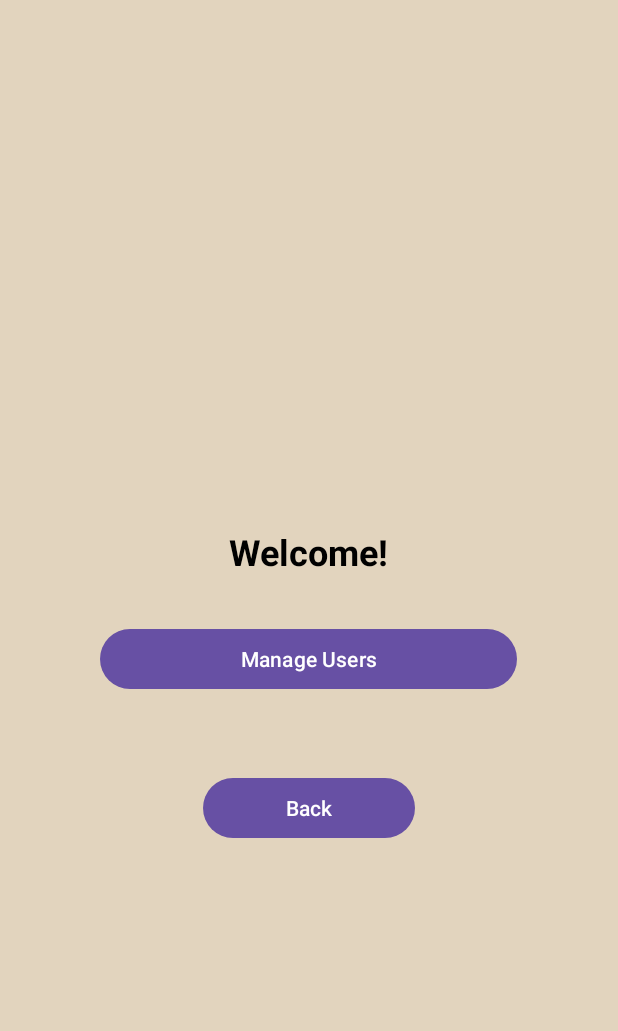
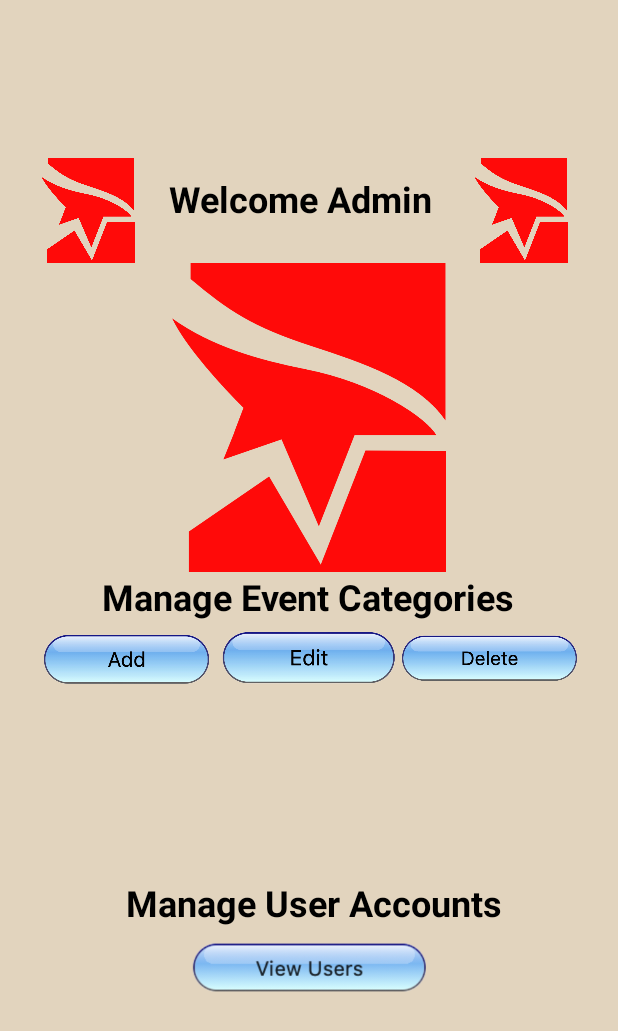
Before and after one commit to AdamRos3/LocalLoop_SEG2105, an Android app: the layout activity_welcome_admin.xml on its own in the app's theme, with its tools: preview values and no code run, on a phone screen of 412 x 824 dp. Shown: the top 1031 px of the screen. Run offline under Robolectric (Android 15) with nearby library versions, the phone set to English and light mode, and no system bars.

```diff
--- a/app/src/main/java/com/example/localloop/WelcomeAdmin.java
+++ b/app/src/main/java/com/example/localloop/WelcomeAdmin.java
@@ -33,7 +33,7 @@ public class WelcomeAdmin extends AppCompatActivity {
         String username = user.getUsername();
 
         // Set welcome message
-        TextView welcomeMessage = findViewById(R.id.welcome_message);
+        TextView welcomeMessage = findViewById(R.id.ManageEventCategories2);
         String message = "Welcome " + username + "! You are logged in as admin";
         welcomeMessage.setText(message);
     }
--- a/app/src/main/java/com/example/localloop/WelcomeOrganizer.java
+++ b/app/src/main/java/com/example/localloop/WelcomeOrganizer.java
@@ -32,7 +32,7 @@ public class WelcomeOrganizer extends AppCompatActivity {
         String username = user.getUsername();
 
         // Set welcome message
-        TextView welcomeMessage = findViewById(R.id.welcome_message);
+        TextView welcomeMessage = findViewById(R.id.ManageEventCategories2);
         String message = "Welcome " + username + "! You are logged in as organizer.";
         welcomeMessage.setText(message);
     }
--- a/app/src/main/java/com/example/localloop/WelcomeParticipant.java
+++ b/app/src/main/java/com/example/localloop/WelcomeParticipant.java
@@ -32,7 +32,7 @@ public class WelcomeParticipant extends AppCompatActivity {
         String username = user.getUsername();
 
         // Set welcome message
-        TextView welcomeMessage = findViewById(R.id.welcome_message);
+        TextView welcomeMessage = findViewById(R.id.ManageEventCategories2);
         String message = "Welcome " + username + "! You are logged in as participant.";
         welcomeMessage.setText(message);
     }
--- a/app/src/main/res/layout/activity_welcome_admin.xml
+++ b/app/src/main/res/layout/activity_welcome_admin.xml
@@ -1,6 +1,7 @@
 <?xml version="1.0" encoding="utf-8"?>
 <LinearLayout
     xmlns:android="http://schemas.android.com/apk/res/android"
+    xmlns:app="http://schemas.android.com/apk/res-auto"
     android:id="@+id/returnToLogin"
     android:layout_width="match_parent"
     android:layout_height="match_parent"
@@ -9,39 +10,106 @@
     android:padding="24dp"
     android:background="#5CAF954C">
 
-    <Space
+    <LinearLayout
         android:layout_width="match_parent"
-        android:layout_height="90dp" />
+        android:layout_height="70dp"
+        android:orientation="horizontal">
+
+        <ImageView
+            android:id="@+id/imageView5"
+            android:layout_width="34dp"
+            android:layout_height="wrap_content"
+            android:layout_weight="1"
+            app:srcCompat="@drawable/MirrorsEdgeLogoTransparent2" />
+
+        <TextView
+            android:id="@+id/TextView3"
+            android:layout_width="213dp"
+            android:layout_height="48dp"
+            android:layout_gravity="center"
+            android:text="Welcome Admin"
+            android:textAlignment="center"
+            android:textColor="#000000"
+            android:textSize="24sp"
+            android:textStyle="bold" />
+
+        <ImageView
+            android:id="@+id/imageView4"
+            android:layout_width="46dp"
+            android:layout_height="wrap_content"
+            android:layout_weight="1"
+            app:srcCompat="@drawable/MirrorsEdgeLogoTransparent2" />
+    </LinearLayout>
+
+    <ImageView
+        android:id="@+id/imageView2"
+        android:layout_width="match_parent"
+        android:layout_height="206dp"
+        app:srcCompat="@drawable/MirrorsEdgeLogoTransparent2" />
 
     <TextView
-        android:id="@+id/welcome_message"
+        android:id="@+id/ManageEventCategories2"
         android:layout_width="wrap_content"
         android:layout_height="wrap_content"
-        android:text="Welcome!"
+        android:text="Manage Event Categories"
+        android:textColor="#000000"
         android:textSize="24sp"
-        android:textStyle="bold"
-        android:textColor="#000000" />
+        android:textStyle="bold" />
 
-    <Space
+    <LinearLayout
+        android:layout_width="366dp"
+        android:layout_height="50dp"
+        android:orientation="horizontal">
+
+        <ImageView
+            android:id="@+id/imageView3"
+            android:layout_width="wrap_content"
+            android:layout_height="wrap_content"
+            android:layout_weight="1"
+            app:srcCompat="@drawable/AquaBlueAddTransparent" />
+
+        <ImageView
+            android:id="@+id/imageView7"
+            android:layout_width="wrap_content"
+            android:layout_height="wrap_content"
+            android:layout_weight="1"
+            app:srcCompat="@drawable/AquaBlueEditTransparent" />
+
+        <ImageView
+            android:id="@+id/imageView6"
+            android:layout_width="wrap_content"
+            android:layout_height="wrap_content"
+            android:layout_weight="1"
+            app:srcCompat="@drawable/AquaBlueDeleteTransparent" />
+
+    </LinearLayout>
+
+    <LinearLayout
+        android:layout_width="358dp"
+        android:layout_height="121dp"
+        android:orientation="horizontal"/>
+
+    <TextView
+        android:id="@+id/welcome_message2"
         android:layout_width="match_parent"
-        android:layout_height="31dp" />
+        android:layout_height="wrap_content"
+        android:text="          Manage User Accounts"
+        android:textColor="#000000"
+        android:textSize="24sp"
+        android:textStyle="bold" />
 
-    <Button
-        android:id="@+id/manageUsers_btn"
-        android:layout_width="278dp"
-        android:layout_height="wrap_content"
-        android:onClick="toManageUsers"
-        android:text="Manage Users" />
+    <LinearLayout
+        android:layout_width="match_parent"
+        android:layout_height="100dp"
+        android:orientation="horizontal">
 
-    <Space
-        android:layout_width="match_parent"
-        android:layout_height="51dp" />
+        <ImageView
+            android:id="@+id/imageView8"
+            android:layout_width="wrap_content"
+            android:layout_height="54dp"
+            android:layout_weight="1"
+            app:srcCompat="@drawable/AquaBlueViewUsers" />
 
-    <Button
-        android:id="@+id/button"
-        android:layout_width="141dp"
-        android:layout_height="wrap_content"
-        android:onClick="ReturnToLogin"
-        android:text="Back" />
+    </LinearLayout>
 
 </LinearLayout>
--- a/app/src/main/res/layout/activity_welcome_organizer.xml
+++ b/app/src/main/res/layout/activity_welcome_organizer.xml
@@ -25,7 +25,7 @@
         android:layout_height="90dp" />
 
     <TextView
-        android:id="@+id/welcome_message"
+        android:id="@+id/ManageEventCategories2"
         android:layout_width="wrap_content"
         android:layout_height="wrap_content"
         android:text="Welcome!"
@@ -38,7 +38,7 @@
         android:layout_height="108dp" />
 
     <Button
-        android:id="@+id/button"
+        android:id="@+id/button1"
         android:layout_width="220dp"
         android:layout_height="wrap_content"
         android:onClick="ReturnToLogin"
--- a/app/src/main/res/layout/activity_welcome_participant.xml
+++ b/app/src/main/res/layout/activity_welcome_participant.xml
@@ -25,7 +25,7 @@
         android:layout_height="90dp" />
 
     <TextView
-        android:id="@+id/welcome_message"
+        android:id="@+id/ManageEventCategories2"
         android:layout_width="wrap_content"
         android:layout_height="wrap_content"
         android:text="Welcome!"
@@ -38,7 +38,7 @@
         android:layout_height="108dp" />
 
     <Button
-        android:id="@+id/button"
+        android:id="@+id/button1"
         android:layout_width="220dp"
         android:layout_height="wrap_content"
         android:onClick="ReturnToLogin"
```
Also changed, not shown: app/src/main/res/drawable/AquaBlueAddTransparent.png (added), app/src/main/res/drawable/AquaBlueDeleteTransparent.png (added), app/src/main/res/drawable/AquaBlueEditTransparent.png (added), app/src/main/res/drawable/AquaBlueViewUsers.png (added), app/src/main/res/drawable/MirrorsEdgeLogoTransparent2.png (added).
